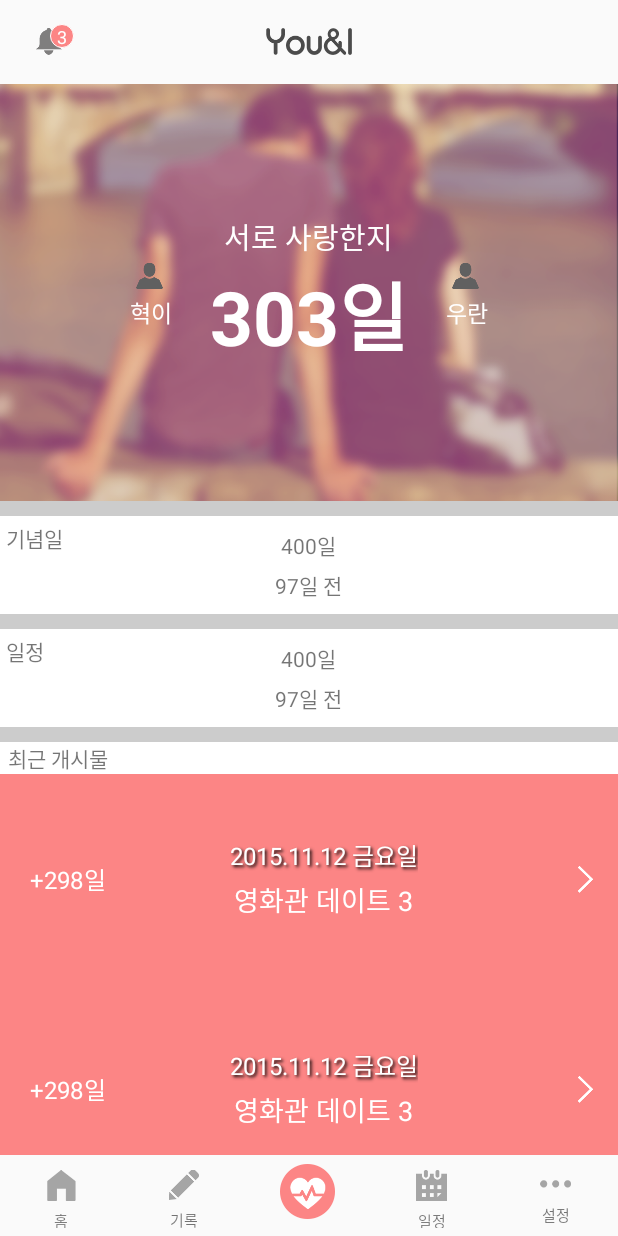
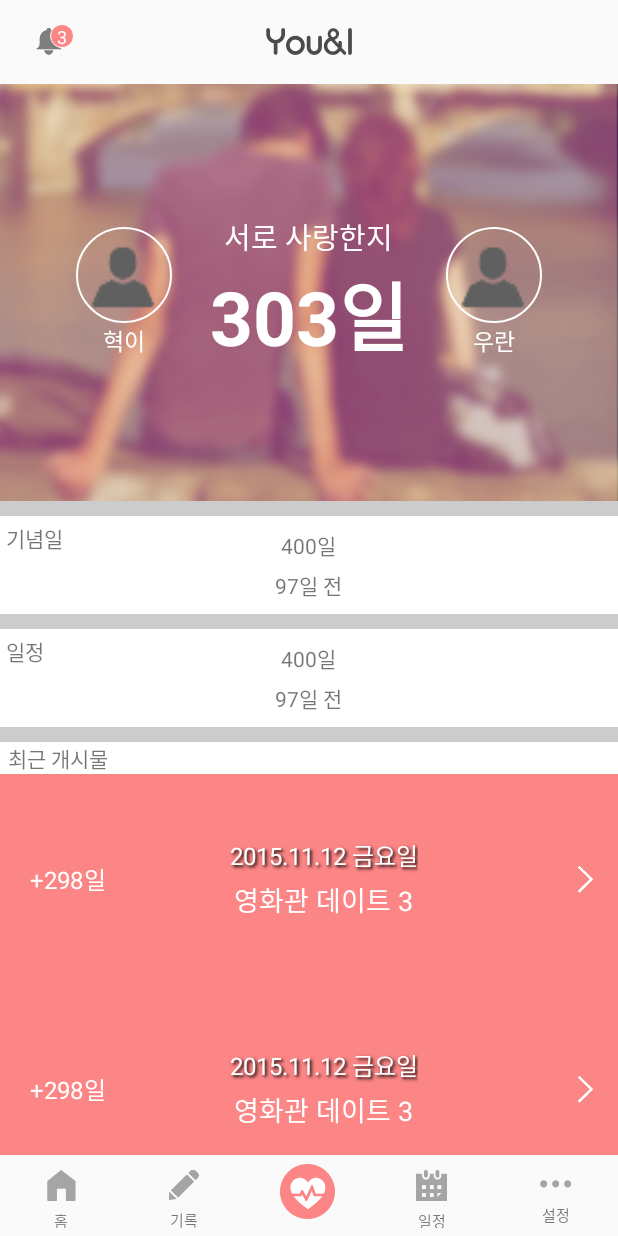
Before and after one commit to GwonHyeok/YouAndI, an Android app: the screen it shows after launch (MainActivity), on a phone screen of 412 x 824 dp. Run offline under Robolectric (Android 15) with nearby library versions, the phone set to English and light mode, and no system bars; our stand-ins replace CircleImageView; plain views replace ParallaxScrollView.

Commit message:
[기능구현] CircleImageView 적용

```diff
--- /dev/null
+++ b/app/src/main/java/com/hyeokran/youi/CustomView/CircleImageView.java
@@ -0,0 +1,248 @@
+package com.hyeokran.youi.CustomView;
+
+import android.content.Context;
+import android.content.res.TypedArray;
+import android.graphics.Bitmap;
+import android.graphics.BitmapShader;
+import android.graphics.Canvas;
+import android.graphics.Color;
+import android.graphics.Matrix;
+import android.graphics.Paint;
+import android.graphics.RectF;
+import android.graphics.Shader;
+import android.graphics.drawable.BitmapDrawable;
+import android.graphics.drawable.ColorDrawable;
+import android.graphics.drawable.Drawable;
+import android.net.Uri;
+import android.util.AttributeSet;
+import android.widget.ImageView;
+
+import com.hyeokran.youi.R;
+
+public class CircleImageView extends ImageView {
+
+    private static final ScaleType SCALE_TYPE = ScaleType.CENTER_CROP;
+
+    private static final Bitmap.Config BITMAP_CONFIG = Bitmap.Config.ARGB_8888;
+    private static final int COLORDRAWABLE_DIMENSION = 1;
+
+    private static final int DEFAULT_BORDER_WIDTH = 0;
+    private int mBorderWidth = DEFAULT_BORDER_WIDTH;
+    private static final int DEFAULT_BORDER_COLOR = Color.BLACK;
+    private int mBorderColor = DEFAULT_BORDER_COLOR;
+    private final RectF mDrawableRect = new RectF();
+    private final RectF mBorderRect = new RectF();
+    private final Matrix mShaderMatrix = new Matrix();
+    private final Paint mBitmapPaint = new Paint();
+    private final Paint mBorderPaint = new Paint();
+    private Bitmap mBitmap;
+    private BitmapShader mBitmapShader;
+    private int mBitmapWidth;
+    private int mBitmapHeight;
+
+    private float mDrawableRadius;
+    private float mBorderRadius;
+
+    private boolean mReady;
+    private boolean mSetupPending;
+
+    public CircleImageView(Context context) {
+        super(context);
+
+        init();
+    }
+
+    public CircleImageView(Context context, AttributeSet attrs) {
+        this(context, attrs, 0);
+    }
+
+    public CircleImageView(Context context, AttributeSet attrs, int defStyle) {
+        super(context, attrs, defStyle);
+
+        TypedArray a = context.obtainStyledAttributes(attrs, R.styleable.CircleImageView, defStyle, 0);
+
+        mBorderWidth = a.getDimensionPixelSize(R.styleable.CircleImageView_border_width, DEFAULT_BORDER_WIDTH);
+        mBorderColor = a.getColor(R.styleable.CircleImageView_border_color, DEFAULT_BORDER_COLOR);
+
+        a.recycle();
+
+        init();
+    }
+
+    private void init() {
+        super.setScaleType(SCALE_TYPE);
+        mReady = true;
+
+        if (mSetupPending) {
+            setup();
+            mSetupPending = false;
+        }
+    }
+
+    @Override
+    public ScaleType getScaleType() {
+        return SCALE_TYPE;
+    }
+
+    @Override
+    public void setScaleType(ScaleType scaleType) {
+        if (scaleType != SCALE_TYPE) {
+            throw new IllegalArgumentException(String.format("ScaleType %s not supported.", scaleType));
+        }
+    }
+
+    @Override
+    protected void onDraw(Canvas canvas) {
+        if (getDrawable() == null) {
+            return;
+        }
+
+        canvas.drawCircle(getWidth() / 2, getHeight() / 2, mDrawableRadius, mBitmapPaint);
+        if (mBorderWidth != 0) {
+            canvas.drawCircle(getWidth() / 2, getHeight() / 2, mBorderRadius, mBorderPaint);
+        }
+    }
+
+    @Override
+    protected void onSizeChanged(int w, int h, int oldw, int oldh) {
+        super.onSizeChanged(w, h, oldw, oldh);
+        setup();
+    }
+
+    public int getBorderColor() {
+        return mBorderColor;
+    }
+
+    public void setBorderColor(int borderColor) {
+        if (borderColor == mBorderColor) {
+            return;
+        }
+
+        mBorderColor = borderColor;
+        mBorderPaint.setColor(mBorderColor);
+        invalidate();
+    }
+
+    public int getBorderWidth() {
+        return mBorderWidth;
+    }
+
+    public void setBorderWidth(int borderWidth) {
+        if (borderWidth == mBorderWidth) {
+            return;
+        }
+
+        mBorderWidth = borderWidth;
+        setup();
+    }
+
+    @Override
+    public void setImageBitmap(Bitmap bm) {
+        super.setImageBitmap(bm);
+        mBitmap = bm;
+        setup();
+    }
+
+    @Override
+    public void setImageDrawable(Drawable drawable) {
+        super.setImageDrawable(drawable);
+        mBitmap = getBitmapFromDrawable(drawable);
+        setup();
+    }
+
+    @Override
+    public void setImageResource(int resId) {
+        super.setImageResource(resId);
+        mBitmap = getBitmapFromDrawable(getDrawable());
+        setup();
+    }
+
+    @Override
+    public void setImageURI(Uri uri) {
+        super.setImageURI(uri);
+        mBitmap = getBitmapFromDrawable(getDrawable());
+        setup();
+    }
+
+    private Bitmap getBitmapFromDrawable(Drawable drawable) {
+        if (drawable == null) {
+            return null;
+        }
+
+        if (drawable instanceof BitmapDrawable) {
+            return ((BitmapDrawable) drawable).getBitmap();
+        }
+
+        try {
+            Bitmap bitmap;
+
+            if (drawable instanceof ColorDrawable) {
+                bitmap = Bitmap.createBitmap(COLORDRAWABLE_DIMENSION, COLORDRAWABLE_DIMENSION, BITMAP_CONFIG);
+            } else {
+                bitmap = Bitmap.createBitmap(drawable.getIntrinsicWidth(), drawable.getIntrinsicHeight(), BITMAP_CONFIG);
+            }
+
+            Canvas canvas = new Canvas(bitmap);
+            drawable.setBounds(0, 0, canvas.getWidth(), canvas.getHeight());
+            drawable.draw(canvas);
+            return bitmap;
+        } catch (OutOfMemoryError e) {
+            return null;
+        }
+    }
+
+    private void setup() {
+        if (!mReady) {
+            mSetupPending = true;
+            return;
+        }
+
+        if (mBitmap == null) {
+            return;
+        }
+
+        mBitmapShader = new BitmapShader(mBitmap, Shader.TileMode.CLAMP, Shader.TileMode.CLAMP);
+
+        mBitmapPaint.setAntiAlias(true);
+        mBitmapPaint.setShader(mBitmapShader);
+
+        mBorderPaint.setStyle(Paint.Style.STROKE);
+        mBorderPaint.setAntiAlias(true);
+        mBorderPaint.setColor(mBorderColor);
+        mBorderPaint.setStrokeWidth(mBorderWidth);
+
+        mBitmapHeight = mBitmap.getHeight();
+        mBitmapWidth = mBitmap.getWidth();
+
+        mBorderRect.set(0, 0, getWidth(), getHeight());
+        mBorderRadius = Math.min((mBorderRect.height() - mBorderWidth) / 2, (mBorderRect.width() - mBorderWidth) / 2);
+
+        mDrawableRect.set(mBorderWidth, mBorderWidth, mBorderRect.width() - mBorderWidth, mBorderRect.height() - mBorderWidth);
+        mDrawableRadius = Math.min(mDrawableRect.height() / 2, mDrawableRect.width() / 2);
+
+        updateShaderMatrix();
+        invalidate();
+    }
+
+    private void updateShaderMatrix() {
+        float scale;
+        float dx = 0;
+        float dy = 0;
+
+        mShaderMatrix.set(null);
+
+        if (mBitmapWidth * mDrawableRect.height() > mDrawableRect.width() * mBitmapHeight) {
+            scale = mDrawableRect.height() / (float) mBitmapHeight;
+            dx = (mDrawableRect.width() - mBitmapWidth * scale) * 0.5f;
+        } else {
+            scale = mDrawableRect.width() / (float) mBitmapWidth;
+            dy = (mDrawableRect.height() - mBitmapHeight * scale) * 0.5f;
+        }
+
+        mShaderMatrix.setScale(scale, scale);
+        mShaderMatrix.postTranslate((int) (dx + 0.5f) + mBorderWidth, (int) (dy + 0.5f) + mBorderWidth);
+
+        mBitmapShader.setLocalMatrix(mShaderMatrix);
+    }
+
+}
--- a/app/src/main/res/layout/content_main.xml
+++ b/app/src/main/res/layout/content_main.xml
@@ -1,5 +1,6 @@
 <?xml version="1.0" encoding="utf-8"?>
 <FrameLayout xmlns:android="http://schemas.android.com/apk/res/android"
+    xmlns:app="http://schemas.android.com/apk/res-auto"
     android:layout_width="match_parent"
     android:layout_height="match_parent"
     android:orientation="vertical">
@@ -36,12 +37,15 @@
                     <LinearLayout
                         android:layout_width="wrap_content"
                         android:layout_height="wrap_content"
+                        android:gravity="center"
                         android:orientation="vertical">
 
-                        <ImageView
-                            android:layout_width="wrap_content"
-                            android:layout_height="wrap_content"
-                            android:src="@drawable/ic_user" />
+                        <com.hyeokran.youi.CustomView.CircleImageView
+                            android:layout_width="64dp"
+                            android:layout_height="64dp"
+                            android:src="@drawable/ic_user"
+                            app:border_color="@android:color/white"
+                            app:border_width="1dp" />
 
                         <TextView
                             android:layout_width="wrap_content"
@@ -78,12 +82,15 @@
                     <LinearLayout
                         android:layout_width="wrap_content"
                         android:layout_height="wrap_content"
+                        android:gravity="center"
                         android:orientation="vertical">
 
-                        <ImageView
-                            android:layout_width="wrap_content"
-                            android:layout_height="wrap_content"
-                            android:src="@drawable/ic_user" />
+                        <com.hyeokran.youi.CustomView.CircleImageView
+                            android:layout_width="64dp"
+                            android:layout_height="64dp"
+                            android:src="@drawable/ic_user"
+                            app:border_color="@android:color/white"
+                            app:border_width="1dp" />
 
                         <TextView
                             android:layout_width="wrap_content"
--- a/app/src/main/res/layout/ui_record_timeline_header.xml
+++ b/app/src/main/res/layout/ui_record_timeline_header.xml
@@ -5,7 +5,7 @@
     android:orientation="horizontal">
 
     <!-- 프로필 이미지 -->
-    <ImageView
+    <com.hyeokran.youi.CustomView.CircleImageView
         android:layout_width="62dp"
         android:layout_height="62dp"
         android:src="@drawable/ic_profile" />
```
Also changed, not shown: app/src/main/res/values/attrs.xml (added, +8 -0 lines).
